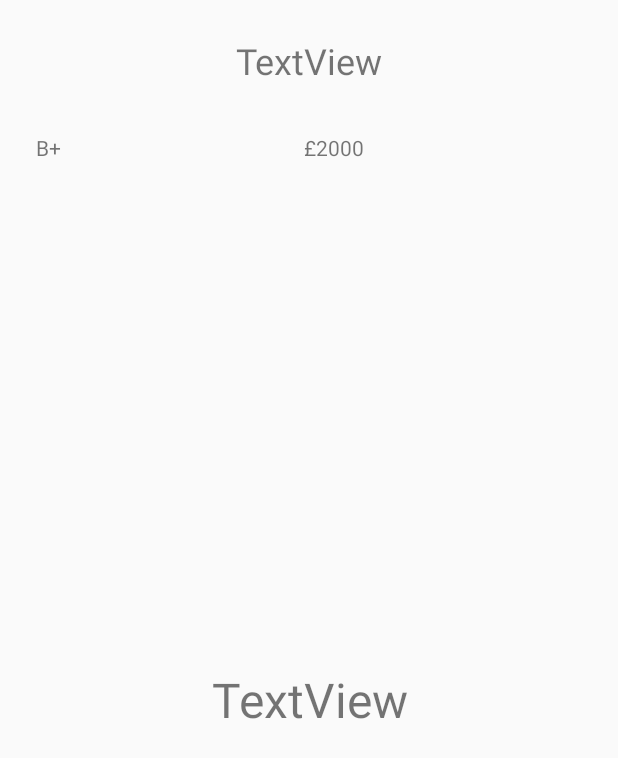
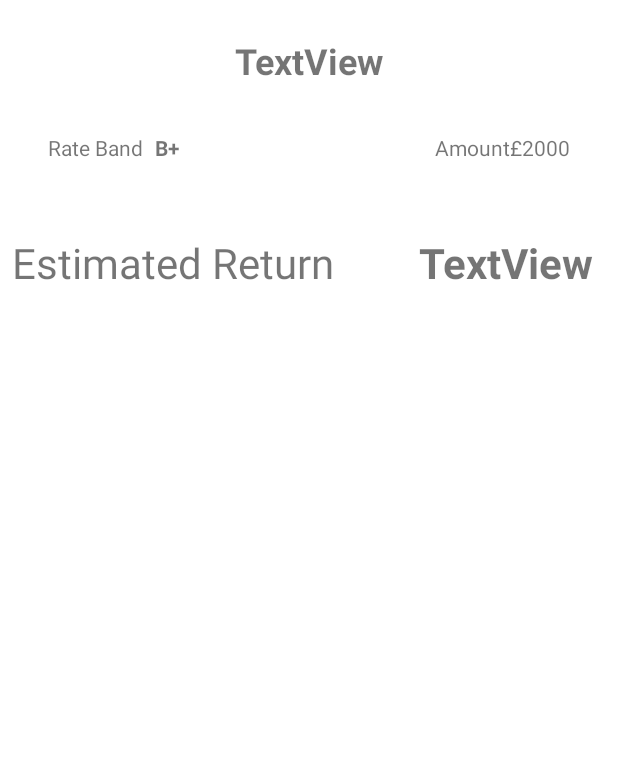
Before and after one commit to ebelli/Auctions, an Android app: the layout activity_auction.xml on its own in the app's theme, with its tools: preview values and no code run, on a phone screen of 412 x 824 dp. Shown: the top 758 px of the screen. Run offline under Robolectric (Android 15) with nearby library versions, the phone set to English and light mode, and no system bars; network calls fail.

Commit message:
Ui improvement, some code polish

```diff
--- a/app/src/main/java/com/ebelli/auctions/app/CurrencyExtensions.kt
+++ b/app/src/main/java/com/ebelli/auctions/app/CurrencyExtensions.kt
@@ -2,8 +2,8 @@ package com.ebelli.auctions.app
 
 import java.util.*
 
-class CurrencyExtensions {
-    fun String.addCurrency(){
 
-    }
+fun String.addCurrency(): String {
+    return Currency.getInstance(Locale.getDefault()).symbol + " " + this
+
 }
--- a/app/src/main/java/com/ebelli/auctions/app/adapter/AuctionAdapter.kt
+++ b/app/src/main/java/com/ebelli/auctions/app/adapter/AuctionAdapter.kt
@@ -8,6 +8,7 @@ import android.view.ViewGroup
 import com.ebelli.auctions.R
 import com.ebelli.auctions.app.activity.AUCTION_ITEM
 import com.ebelli.auctions.app.activity.AuctionActivity
+import com.ebelli.auctions.app.addCurrency
 import com.ebelli.auctions.io.data.Item
 import com.ebelli.auctions.io.data.Items
 import kotlinx.android.synthetic.main.view_item_auction.view.*
@@ -29,7 +30,7 @@ class AuctionAdapter: RecyclerView.Adapter<ItemViewHolder>() {
     override fun onBindViewHolder(holder: ItemViewHolder, position: Int) {
         holder.itemView.apply {
             view_item_auction_title.text = items[position].title
-            view_item_auction_amount.text = Currency.getInstance(Locale.getDefault()).symbol + (items[position].amount_cents / 100).toString()
+            view_item_auction_amount.text = (items[position].amount_cents / 100).toString().addCurrency()
             view_item_auction_container.setOnClickListener {
                 context.startActivity(
                         Intent(context,AuctionActivity::class.java).putExtra(AUCTION_ITEM, items[position]))
--- a/app/src/main/res/layout/activity_auction.xml
+++ b/app/src/main/res/layout/activity_auction.xml
@@ -4,15 +4,14 @@
     xmlns:tools="http://schemas.android.com/tools"
     android:layout_width="match_parent"
     android:layout_height="match_parent"
+    android:background="@color/cardview_light_background"
     tools:context="com.ebelli.auctions.app.activity.AuctionActivity">
 
     <TextView
         android:id="@+id/activity_auction_title"
-        android:layout_width="wrap_content"
+        android:layout_width="0dp"
         android:layout_height="wrap_content"
         style="@style/DetailTitle"
-        android:layout_marginEnd="8dp"
-        android:layout_marginStart="8dp"
         android:layout_marginTop="24dp"
         tools:text="TextView"
         app:layout_constraintEnd_toEndOf="parent"
@@ -20,39 +19,66 @@
         app:layout_constraintTop_toTopOf="parent" />
 
     <TextView
-        android:id="@+id/activity_auction_rate"
-        android:layout_width="wrap_content"
+        android:id="@+id/activity_auction_rate_label"
+        android:layout_width="0dp"
         android:layout_height="wrap_content"
-        android:layout_marginStart="24dp"
+        android:layout_marginStart="32dp"
         android:layout_marginTop="32dp"
         app:layout_constraintStart_toStartOf="parent"
+        app:layout_constraintTop_toBottomOf="@+id/activity_auction_title"
+        tools:text="@string/activity_auction_rate_label" />
+    <TextView
+        android:id="@+id/activity_auction_rate"
+        android:layout_width="0dp"
+        android:layout_height="wrap_content"
+        android:layout_marginStart="8dp"
+        android:layout_marginTop="32dp"
+        android:textStyle="bold"
+        app:layout_constraintStart_toEndOf="@+id/activity_auction_rate_label"
         app:layout_constraintTop_toBottomOf="@+id/activity_auction_title"
         tools:text="B+" />
 
     <TextView
+        android:id="@+id/activity_auction_amount_label"
+        android:layout_width="0dp"
+        android:layout_height="wrap_content"
+        android:layout_marginTop="32dp"
+        app:layout_constraintRight_toLeftOf="@+id/activity_auction_amount"
+        app:layout_constraintTop_toBottomOf="@+id/activity_auction_title"
+        tools:text="@string/activity_auction_amount_label" />
+    <TextView
         android:id="@+id/activity_auction_amount"
-        android:layout_width="wrap_content"
+        android:layout_width="0dp"
         android:layout_height="wrap_content"
-        android:layout_marginEnd="24dp"
-        android:layout_marginStart="16dp"
+        android:layout_marginStart="8dp"
+        android:layout_marginEnd="32dp"
         android:layout_marginTop="32dp"
         app:layout_constraintEnd_toEndOf="parent"
-        app:layout_constraintStart_toEndOf="@+id/activity_auction_rate"
         app:layout_constraintTop_toBottomOf="@+id/activity_auction_title"
         tools:text="£2000" />
 
     <TextView
-        android:id="@+id/activity_auction_estimated_return"
-        android:layout_width="wrap_content"
+        android:id="@+id/activity_auction_estimated_return_label"
+        style="@style/EstimatedReturn"
+        android:layout_width="0dp"
         android:layout_height="wrap_content"
-        android:layout_marginBottom="8dp"
         android:layout_marginEnd="8dp"
         android:layout_marginStart="8dp"
-        android:layout_marginTop="8dp"
+        android:layout_marginTop="48dp"
+        android:text="@string/activity_auction_estimated_return_label"
+        app:layout_constraintTop_toBottomOf="@+id/activity_auction_amount"
+        app:layout_constraintStart_toStartOf="parent" />
+
+    <TextView
+        android:id="@+id/activity_auction_estimated_return"
         style="@style/EstimatedReturn"
-        tools:text="TextView"
-        app:layout_constraintBottom_toBottomOf="parent"
+        android:layout_width="0dp"
+        android:layout_height="wrap_content"
+        android:layout_marginEnd="16dp"
+        android:layout_marginTop="48dp"
+        android:textStyle="bold"
         app:layout_constraintEnd_toEndOf="parent"
-        app:layout_constraintStart_toStartOf="parent"
-        app:layout_constraintTop_toBottomOf="@+id/activity_auction_amount" />
+        app:layout_constraintTop_toBottomOf="@+id/activity_auction_amount"
+        tools:text="TextView" />
+
 </android.support.constraint.ConstraintLayout>
--- a/app/src/main/res/values/strings.xml
+++ b/app/src/main/res/values/strings.xml
@@ -1,4 +1,7 @@
 <resources>
     <string name="app_name">Auctions</string>
     <string name="activity_main_error">Error Loading Data</string>
+    <string name="activity_auction_rate_label">Rate Band</string>
+    <string name="activity_auction_amount_label">Amount</string>
+    <string name="activity_auction_estimated_return_label">Estimated Return</string>
 </resources>
--- a/app/src/main/res/values/styles.xml
+++ b/app/src/main/res/values/styles.xml
@@ -14,9 +14,10 @@
     <style name="DetailTitle" >
         <item name="android:gravity">center</item>
         <item name="android:textSize">24sp</item>
+        <item name="android:textStyle">bold</item>
     </style>
     <style name="EstimatedReturn" >
         <item name="android:gravity">center</item>
-        <item name="android:textSize">32sp</item>
+        <item name="android:textSize">28sp</item>
     </style>
 </resources>
```
Also changed, not shown: app/build.gradle (+3 -7 lines), app/src/main/java/com/ebelli/auctions/app/activity/AuctionActivity.kt (+15 -4 lines), app/src/main/java/com/ebelli/auctions/app/activity/MainActivity.kt (+16 -5 lines), app/src/main/res/layout/view_item_auction.xml (+18 -14 lines).
